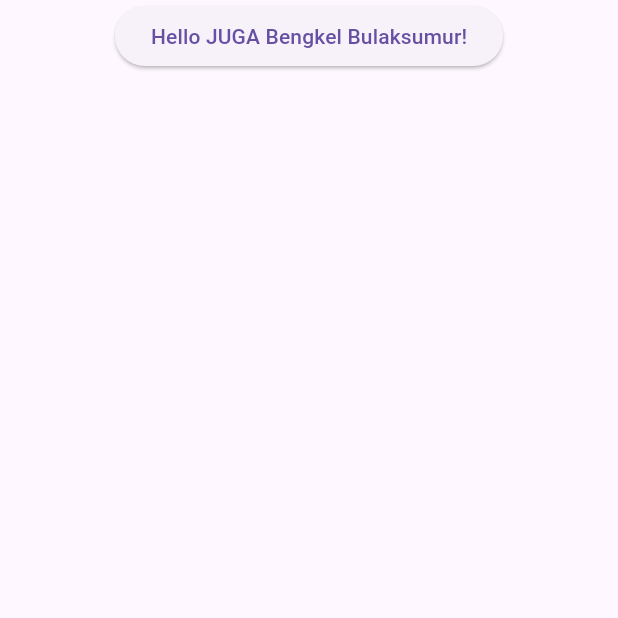
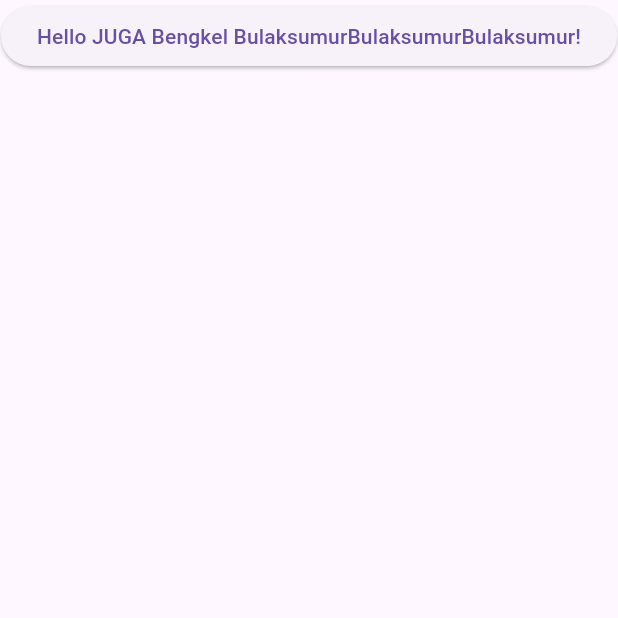
Before and after one commit to izasoerya/IntelliCane, a Flutter app: the screen it shows after launch, on a phone screen of 412 x 824 dp, the top half of it. Run offline on Flutter 3.47's test engine with Material 3 defaults, Android fonts, the phone set to English and light mode, and no system bars.

Commit message:
change: ganti judul

```diff
--- a/lib/main.dart
+++ b/lib/main.dart
@@ -16,7 +16,8 @@ class MainApp extends StatelessWidget {
             children: [
               ElevatedButton(
                 onPressed: () {},
-                child: const Text('Hello JUGA Bengkel Bulaksumur!'),
+                child: const Text(
+                    'Hello JUGA Bengkel BulaksumurBulaksumurBulaksumur!'),
               ),
             ],
           ),
```
